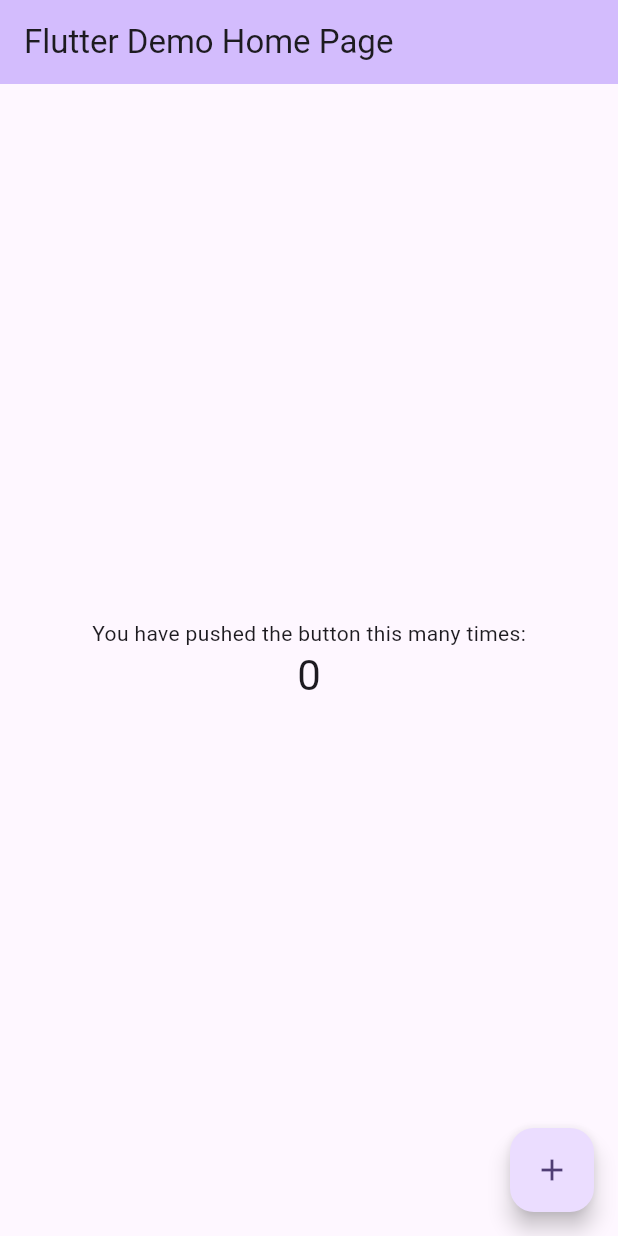
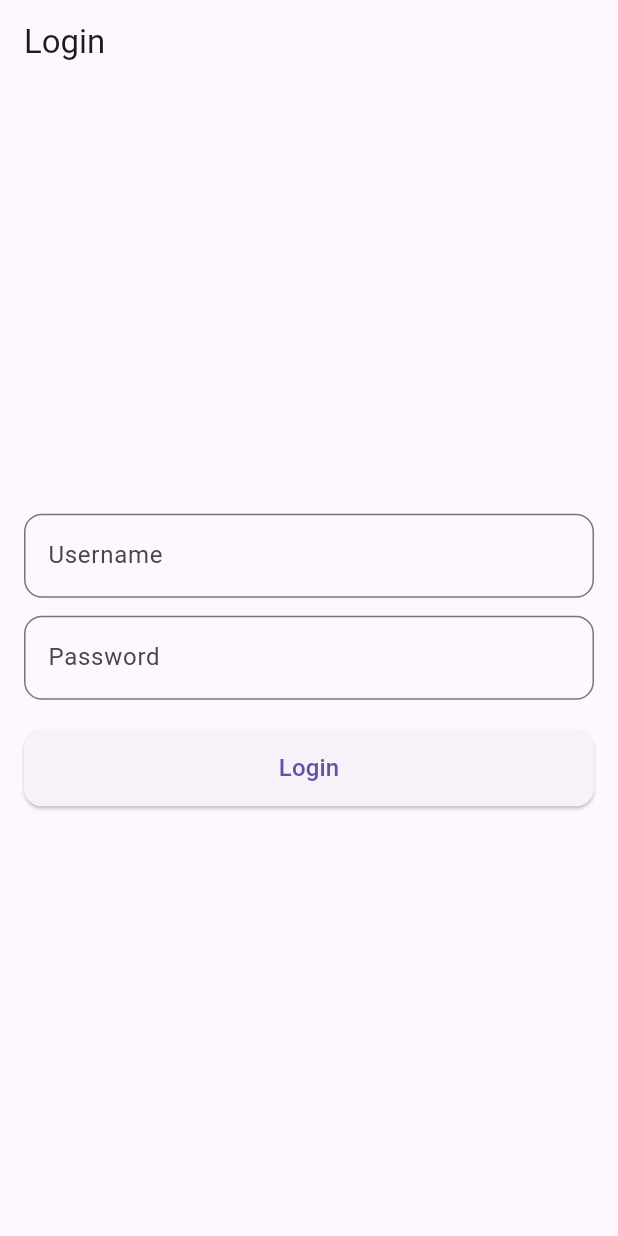
Before and after one commit to Alternate-account-01/FlutterGroupProject, a Flutter app: the screen it shows after launch, on a phone screen of 412 x 824 dp. Run offline on Flutter 3.47's test engine with Material 3 defaults, Android fonts, the phone set to English and light mode, and no system bars; our stand-ins replace get.

Commit message:
feat : Login and Drawer - Rafan

```diff
--- /dev/null
+++ b/lib/binding/login_binding.dart
@@ -0,0 +1,9 @@
+import 'package:get/get.dart';
+import '../controllers/login_controller.dart';
+
+class LoginBinding extends Bindings {
+  @override
+  void dependencies() {
+    Get.lazyPut<LoginController>(() => LoginController());
+  }
+}
--- /dev/null
+++ b/lib/controllers/login_controller.dart
@@ -0,0 +1,15 @@
+import 'package:get/get.dart';
+
+class LoginController extends GetxController {
+  var isLoggedIn = false.obs;
+
+  void login(String username, String password) {
+    // Dummy login check
+    if (username == 'admin' && password == 'admin') {
+      isLoggedIn.value = true;
+      Get.offAllNamed('/dashboard');
+    } else {
+      Get.snackbar('Error', 'Invalid username or password');
+    }
+  }
+}
--- a/lib/main.dart
+++ b/lib/main.dart
@@ -1,4 +1,7 @@
 import 'package:flutter/material.dart';
+import 'package:get/get.dart';
+import 'routes/app_pages.dart';
+import 'routes/routes.dart';
 
 void main() {
   runApp(const MyApp());
@@ -7,102 +10,13 @@ void main() {
 class MyApp extends StatelessWidget {
   const MyApp({super.key});
 
-  // This widget is the root of your application.
   @override
   Widget build(BuildContext context) {
-    return MaterialApp(
-      title: 'Flutter Demo',
-      theme: ThemeData(
-
-        colorScheme: ColorScheme.fromSeed(seedColor: Colors.deepPurple),
-      ),
-      home: const MyHomePage(title: 'Flutter Demo Home Page'),
+    return GetMaterialApp(
+      debugShowCheckedModeBanner: false,
+      title: 'Login Demo',
+      initialRoute: AppRoutes.login,
+      getPages: AppPages.pages,
     );
   }
 }
-
-class MyHomePage extends StatefulWidget {
-  const MyHomePage({super.key, required this.title});
-
-  // This widget is the home page of your application. It is stateful, meaning
-  // that it has a State object (defined below) that contains fields that affect
-  // how it looks.
-
-  // This class is the configuration for the state. It holds the values (in this
-  // case the title) provided by the parent (in this case the App widget) and
-  // used by the build method of the State. Fields in a Widget subclass are
-  // always marked "final".
-
-  final String title;
-
-  @override
-  State<MyHomePage> createState() => _MyHomePageState();
-}
-
-class _MyHomePageState extends State<MyHomePage> {
-  int _counter = 0;
-
-  void _incrementCounter() {
-    setState(() {
-      // This call to setState tells the Flutter framework that something has
-      // changed in this State, which causes it to rerun the build method below
-      // so that the display can reflect the updated values. If we changed
-      // _counter without calling setState(), then the build method would not be
-      // called again, and so nothing would appear to happen.
-      _counter++;
-    });
-  }
-
-  @override
-  Widget build(BuildContext context) {
-    // This method is rerun every time setState is called, for instance as done
-    // by the _incrementCounter method above.
-    //
-    // The Flutter framework has been optimized to make rerunning build methods
-    // fast, so that you can just rebuild anything that needs updating rather
-    // than having to individually change instances of widgets.
-    return Scaffold(
-      appBar: AppBar(
-        // TRY THIS: Try changing the color here to a specific color (to
-        // Colors.amber, perhaps?) and trigger a hot reload to see the AppBar
-        // change color while the other colors stay the same.
-        backgroundColor: Theme.of(context).colorScheme.inversePrimary,
-        // Here we take the value from the MyHomePage object that was created by
-        // the App.build method, and use it to set our appbar title.
-        title: Text(widget.title),
-      ),
-      body: Center(
-        // Center is a layout widget. It takes a single child and positions it
-        // in the middle of the parent.
-        child: Column(
-          // Column is also a layout widget. It takes a list of children and
-          // arranges them vertically. By default, it sizes itself to fit its
-          // children horizontally, and tries to be as tall as its parent.
-          //
-          // Column has various properties to control how it sizes itself and
-          // how it positions its children. Here we use mainAxisAlignment to
-          // center the children vertically; the main axis here is the vertical
-          // axis because Columns are vertical (the cross axis would be
-          // horizontal).
-          //
-          // TRY THIS: Invoke "debug painting" (choose the "Toggle Debug Paint"
-          // action in the IDE, or press "p" in the console), to see the
-          // wireframe for each widget.
-          mainAxisAlignment: MainAxisAlignment.center,
-          children: <Widget>[
-            const Text('You have pushed the button this many times:'),
-            Text(
-              '$_counter',
-              style: Theme.of(context).textTheme.headlineMedium,
-            ),
-          ],
-        ),
-      ),
-      floatingActionButton: FloatingActionButton(
-        onPressed: _incrementCounter,
-        tooltip: 'Increment',
-        child: const Icon(Icons.add),
-      ), // This trailing comma makes auto-formatting nicer for build methods.
-    );
-  }
-}
--- /dev/null
+++ b/lib/pages/login_page.dart
@@ -0,0 +1,40 @@
+import 'package:flutter/material.dart';
+import 'package:get/get.dart';
+import 'package:get/get_core/src/get_main.dart';
+import '../controllers/login_controller.dart';
+import '../widgets/primary_button.dart';
+import '../widgets/input_field.dart';
+
+class LoginPage extends StatelessWidget {
+  final TextEditingController usernameController = TextEditingController();
+  final TextEditingController passwordController = TextEditingController();
+  final LoginController loginController = Get.find();
+
+  @override
+  Widget build(BuildContext context) {
+    return Scaffold(
+      appBar: AppBar(title: const Text("Login")),
+      body: Padding(
+        padding: const EdgeInsets.all(16.0),
+        child: Column(
+          mainAxisAlignment: MainAxisAlignment.center,
+          children: [
+            InputField(controller: usernameController, hint: "Username"),
+            const SizedBox(height: 12),
+            InputField(controller: passwordController, hint: "Password", obscureText: true),
+            const SizedBox(height: 20),
+            PrimaryButton(
+              text: "Login",
+              onPressed: () {
+                loginController.login(
+                  usernameController.text,
+                  passwordController.text,
+                );
+              },
+            )
+          ],
+        ),
+      ),
+    );
+  }
+}
--- /dev/null
+++ b/lib/routes/app_pages.dart
@@ -0,0 +1,19 @@
+import 'package:get/get.dart';
+import '../pages/login_page.dart';
+import '../pages/drawer_page.dart';
+import '../binding/login_binding.dart';
+import 'routes.dart';
+
+class AppPages {
+  static final pages = [
+    GetPage(
+      name: AppRoutes.login,
+      page: () => LoginPage(),
+      binding: LoginBinding(),
+    ),
+    GetPage(
+      name: AppRoutes.dashboard,
+      page: () => DrawerPage(), // 🔹 Wraps everything
+    ),
+  ];
+}
--- /dev/null
+++ b/lib/routes/routes.dart
@@ -0,0 +1,4 @@
+class AppRoutes {
+  static const String login = '/login';
+  static const String dashboard = '/dashboard';
+}
--- /dev/null
+++ b/lib/widgets/input_field.dart
@@ -0,0 +1,26 @@
+import 'package:flutter/material.dart';
+
+class InputField extends StatelessWidget {
+  final TextEditingController controller;
+  final String hint;
+  final bool obscureText;
+
+  const InputField({
+    super.key,
+    required this.controller,
+    required this.hint,
+    this.obscureText = false,
+  });
+
+  @override
+  Widget build(BuildContext context) {
+    return TextField(
+      controller: controller,
+      obscureText: obscureText,
+      decoration: InputDecoration(
+        hintText: hint,
+        border: OutlineInputBorder(borderRadius: BorderRadius.circular(12)),
+      ),
+    );
+  }
+}
--- /dev/null
+++ b/lib/widgets/primary_button.dart
@@ -0,0 +1,23 @@
+import 'package:flutter/material.dart';
+
+class PrimaryButton extends StatelessWidget {
+  final String text;
+  final VoidCallback onPressed;
+
+  const PrimaryButton({super.key, required this.text, required this.onPressed});
+
+  @override
+  Widget build(BuildContext context) {
+    return SizedBox(
+      width: double.infinity,
+      child: ElevatedButton(
+        onPressed: onPressed,
+        style: ElevatedButton.styleFrom(
+          shape: RoundedRectangleBorder(borderRadius: BorderRadius.circular(12)),
+          padding: const EdgeInsets.symmetric(vertical: 14),
+        ),
+        child: Text(text, style: const TextStyle(fontSize: 16)),
+      ),
+    );
+  }
+}
--- a/pubspec.yaml
+++ b/pubspec.yaml
@@ -34,10 +34,12 @@ dependencies:
   # The following adds the Cupertino Icons font to your application.
   # Use with the CupertinoIcons class for iOS style icons.
   cupertino_icons: ^1.0.8
+  get: ^4.6.5
 
 dev_dependencies:
   flutter_test:
     sdk: flutter
+
 
   # The "flutter_lints" package below contains a set of recommended lints to
   # encourage good coding practices. The lint set provided by the package is
```
Also changed, not shown: lib/binding/drawer_binding.dart (added, +9 -0 lines), lib/controllers/drawer_controller.dart (added, +9 -0 lines), lib/pages/dashboard_page.dart (added, +15 -0 lines), lib/pages/drawer_page.dart (added, +99 -0 lines), lib/pages/history_page.dart (added, +14 -0 lines), lib/pages/home_page.dart (added, +14 -0 lines), lib/pages/profile_page.dart (added, +14 -0 lines), pubspec.lock.
